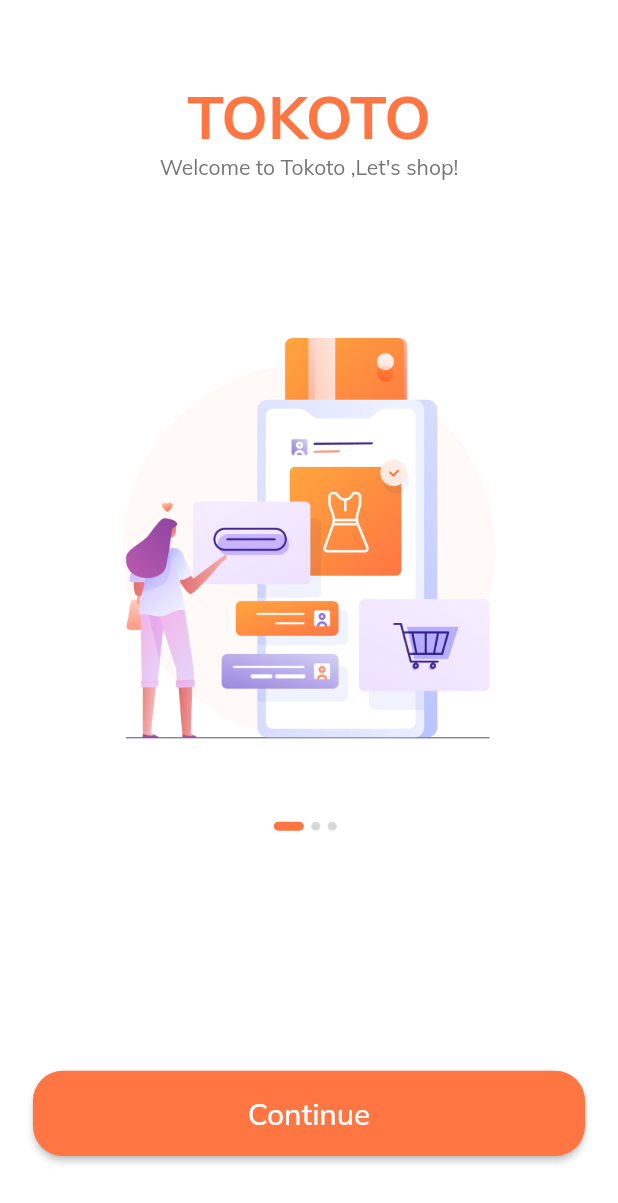
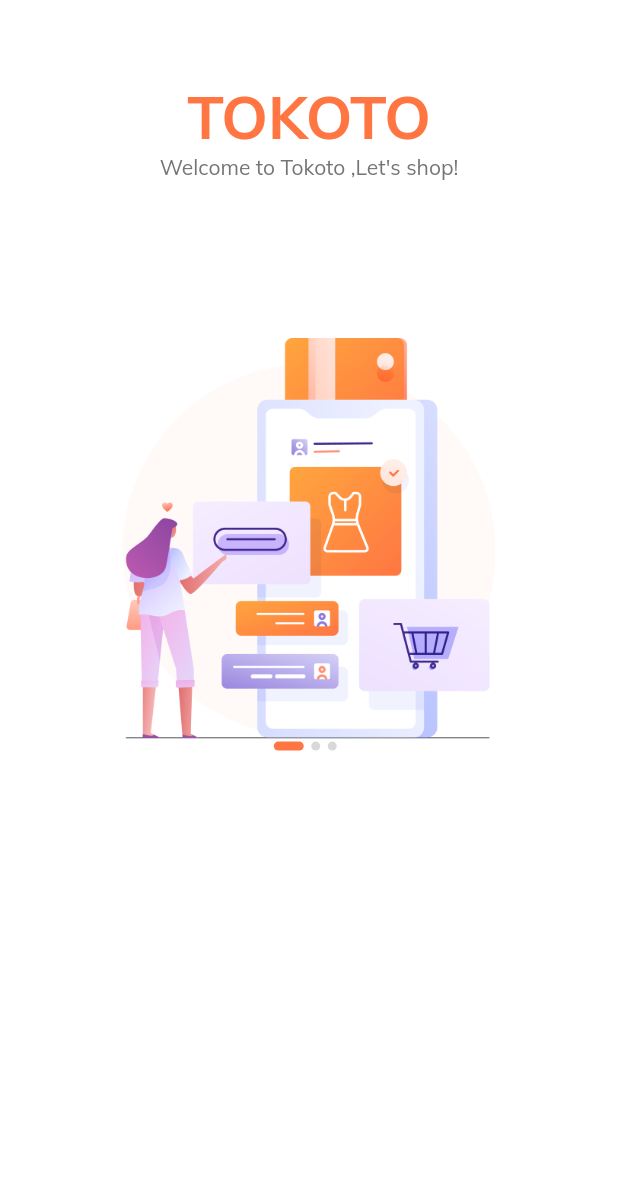
Before and after one commit to HalilMertDeveli/ETradeAppWithVideos-, a Flutter app: the screen it shows after launch, on a phone screen of 412 x 824 dp. Shown: the top 1203 px of the screen. Run offline on Flutter 3.47's test engine with Material 2 defaults, Android fonts, the light colour scheme and no system bars.

Commit message:
try to go back

```diff
--- a/lib/companents/default_button.dart
+++ /dev/null
@@ -1,32 +0,0 @@
-import 'package:e_trade_app_with_flutter_way/constraints.dart';
-import 'package:e_trade_app_with_flutter_way/size_config.dart';
-import 'package:flutter/material.dart';
-
-class DefaultButton extends StatelessWidget {
-  const DefaultButton({
-    Key? key,
-    required this.text,
-    required this.press,
-  }) : super(key: key);
-
-  final String text;
-  final VoidCallback press;
-
-  @override
-  Widget build(BuildContext context) {
-    return SizedBox(
-      width: double.infinity,
-      height: getProportionateScreenHeight(56),
-      child: MaterialButton(
-        shape: RoundedRectangleBorder(borderRadius: BorderRadius.circular(20)),
-        color: kPrimaryColor,
-        onPressed: press,
-        child: Text(
-          text,
-          style: TextStyle(
-              fontSize: getProportionateScreenWidth(18), color: Colors.white),
-        ),
-      ),
-    );
-  }
-}
--- a/lib/main.dart
+++ b/lib/main.dart
@@ -1,5 +1,4 @@
 import 'package:e_trade_app_with_flutter_way/constraints.dart';
-import 'package:e_trade_app_with_flutter_way/routs.dart';
 import 'package:e_trade_app_with_flutter_way/screens/splash/splash_screen.dart';
 import 'package:flutter/material.dart';
 
@@ -24,9 +23,7 @@
             bodyText1: TextStyle(color: kTextColor),
             bodyText2: TextStyle(color: kTextColor)),
       ),
-      // home: SplashScreen(),
-      initialRoute: SplashScreen.routeName,
-      routes: routes,
+      home: SplashScreen(),
     );
   }
 }
--- a/lib/screens/splash/companets/body.dart
+++ b/lib/screens/splash/companets/body.dart
@@ -1,7 +1,5 @@
-import 'package:e_trade_app_with_flutter_way/companents/default_button.dart';
 import 'package:e_trade_app_with_flutter_way/constraints.dart';
 import 'package:e_trade_app_with_flutter_way/screens/splash/companets/splash_content.dart';
-import 'package:e_trade_app_with_flutter_way/size_config.dart';
 import 'package:flutter/material.dart';
 
 class Body extends StatefulWidget {
@@ -54,29 +52,16 @@
                 )),
             Expanded(
               flex: 2,
-              child: Padding(
-                padding: EdgeInsets.symmetric(
-                    horizontal: getProportionateScreenWidth(20)),
               child: Column(
                 children: [
-                    Spacer(),
                   Row(
                     mainAxisAlignment: MainAxisAlignment.center,
                     children: List.generate(
                       splashData.length,
                       (index) => buildDot(index: index),
                     ),
-                    ),
-                    Spacer(
-                      flex: 3,
-                    ),
-                    DefaultButton(
-                      text: 'Continue',
-                      press: () {},
-                    ),
-                    Spacer()
+                  )
                 ],
-                ),
               ),
             ),
           ],
--- a/lib/screens/splash/splash_screen.dart
+++ b/lib/screens/splash/splash_screen.dart
@@ -3,8 +3,6 @@
 import 'package:flutter/material.dart';
 
 class SplashScreen extends StatelessWidget {
-  static String routeName = "/spllash";
-
   const SplashScreen({super.key});
 
   @override
```
Lines whose indentation alone changed are shown as unchanged.
